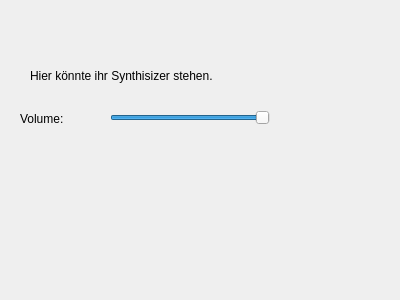
Above: widgets/synthisizerwidget.ui from 0xFEEDC0DE64/DrumMachine before the change. Below: the same form after it.
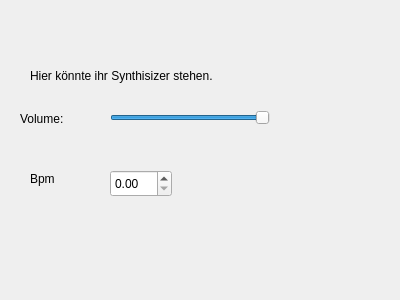
That is the form after the change.

The edit to the form file:
```diff
--- a/widgets/synthisizerwidget.ui
+++ b/widgets/synthisizerwidget.ui
@@ -58,6 +58,32 @@
     <cstring>horizontalSliderVolume</cstring>
    </property>
   </widget>
+  <widget class="QLabel" name="label_2">
+   <property name="geometry">
+    <rect>
+     <x>30</x>
+     <y>170</y>
+     <width>55</width>
+     <height>18</height>
+    </rect>
+   </property>
+   <property name="text">
+    <string>Bpm</string>
+   </property>
+  </widget>
+  <widget class="QDoubleSpinBox" name="doubleSpinBox">
+   <property name="geometry">
+    <rect>
+     <x>110</x>
+     <y>170</y>
+     <width>62</width>
+     <height>27</height>
+    </rect>
+   </property>
+   <property name="maximum">
+    <double>999.990000000000009</double>
+   </property>
+  </widget>
  </widget>
  <resources/>
  <connections/>
```
